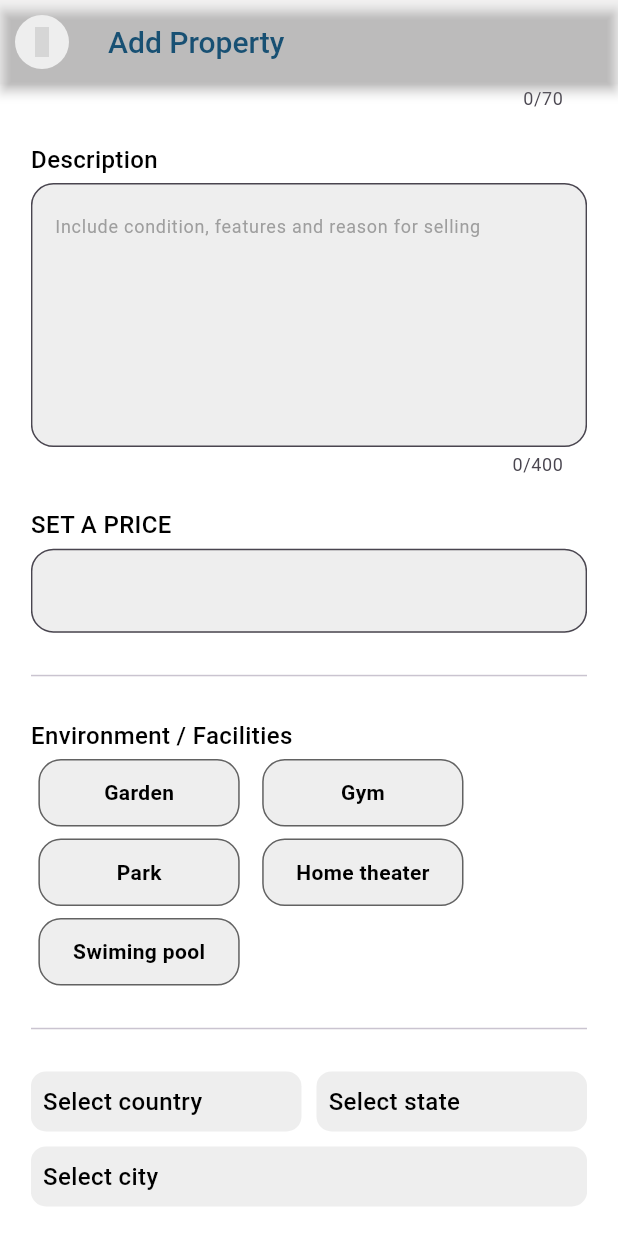
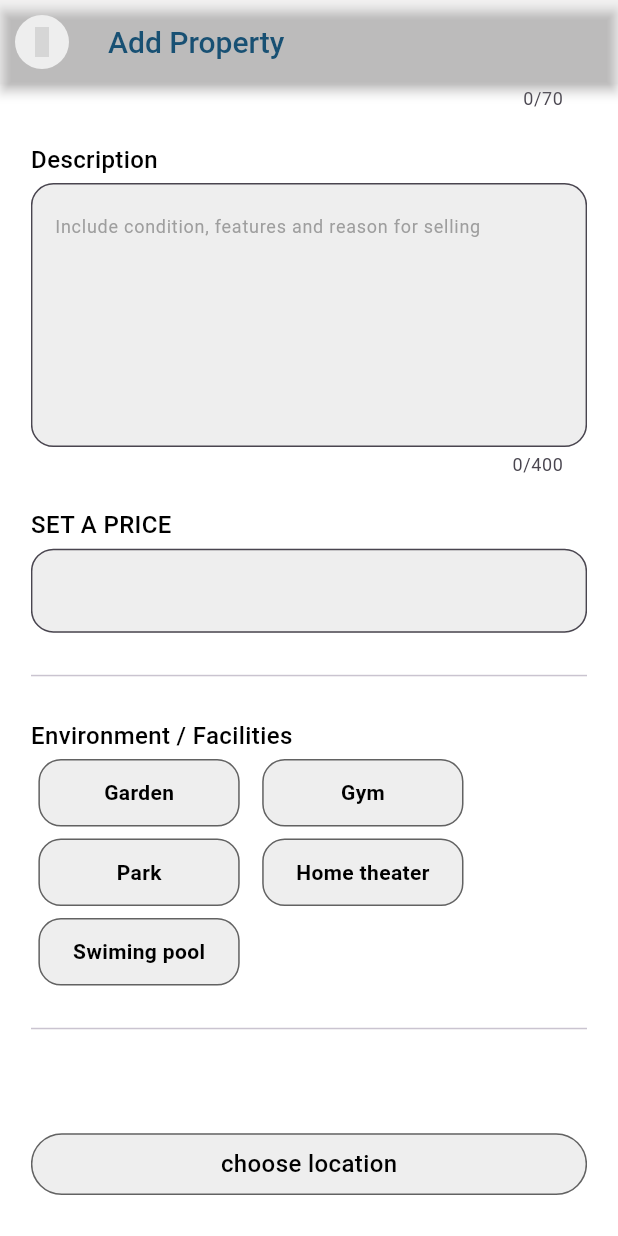
Before and after one commit to sahidvp/real-estate-app, a Flutter app: the AddPropertyscreen screen opened directly, scrolled down 1152 dp, on a phone screen of 412 x 824 dp. Run offline on Flutter 3.47's test engine with Material 3 defaults, Android fonts, the phone set to English and light mode, and no system bars; drawn by our look-alikes of csc_picker; our stand-ins replace carousel_slider, cloud_firestore, firebase_auth, firebase_core, firebase_storage, flutter_svg and 8 more; accounts and stored records are empty; network calls fail; project files that could hold a hidden picture were left out; grey boxes are pictures that could not be loaded.

```diff
--- a/lib/views/home_page/home_header/widget/build_location.dart
+++ b/lib/views/home_page/home_header/widget/build_location.dart
@@ -56,7 +56,9 @@ import 'package:real_estate/utils/imagespath.dart';
 
 GestureDetector buildLocation(sb, MapController cntrl) {
   return GestureDetector(
-    onTap: () => Get.to(()=>const GetCurrentlocationScreen()),
+    onTap: () => Get.to(() => const GetCurrentlocationScreen(
+          isHomeScreen: true,
+        )),
     child: Container(
       height: sb * .7,
       decoration: BoxDecoration(
--- a/lib/views/listing_property/add_propertysecond.dart
+++ b/lib/views/listing_property/add_propertysecond.dart
@@ -1,10 +1,8 @@
-import 'package:csc_picker/csc_picker.dart';
 import 'package:flutter/material.dart';
 import 'package:get/get.dart';
 import 'package:real_estate/controller/addproperty_controller.dart';
 import 'package:real_estate/utils/colors.dart';
 import 'package:real_estate/utils/media_query.dart';
-import 'package:real_estate/views/listing_property/widgets/build_cscpicker.dart';
 import 'package:real_estate/views/listing_property/widgets/build_currebtlocation.dart';
 
 class AddLocation extends StatelessWidget {
@@ -21,15 +19,15 @@ class AddLocation extends StatelessWidget {
           SizedBox(height: sb * .5),
           Divider(),
           SizedBox(height: sb * .5),
-          buildCscpicker(propertyCntr),
+         //    buildCscpicker(propertyCntr),
           SizedBox(height: sb * .5),
-          Align(
-            alignment: Alignment.center,
-            child: Text(
-              "OR",
-              style: AppTextStyles.subHeading,
-            ),
-          ),
+          // Align(
+          //   alignment: Alignment.center,
+          //   child: Text(
+          //     "OR",
+          //     style: AppTextStyles.subHeading,
+          //   ),
+          // ),
           SizedBox(height: sb * .5),
           buildCurrentlocation(propertyCntr, sb),
           SizedBox(height: sb * .5),
--- a/lib/views/listing_property/widgets/build_currebtlocation.dart
+++ b/lib/views/listing_property/widgets/build_currebtlocation.dart
@@ -1,11 +1,13 @@
  import 'package:flutter/material.dart';
+import 'package:get/get.dart';
 import 'package:real_estate/controller/addproperty_controller.dart';
+import 'package:real_estate/model/google_map/get_currentlocation.dart';
 import 'package:real_estate/utils/colors.dart';
 
 GestureDetector buildCurrentlocation(AddpropertyController propertyCntr, double sb) {
     return GestureDetector(
-          onTap: () async {
-            await propertyCntr.getUserLocation();
+          onTap: ()  {
+            Get.to(()=>const GetCurrentlocationScreen(isHomeScreen: false,));
 
           },
           child: Container(
@@ -17,7 +19,7 @@ GestureDetector buildCurrentlocation(AddpropertyController propertyCntr, double
                 borderRadius: BorderRadius.circular(25)),
             child: Center(
               child: Text(
-                "use current location",
+                "choose location",
                 style: AppTextStyles.subHeading,
               ),
             ),
```
Also changed, not shown: lib/model/google_map/get_currentlocation.dart (+216 -31 lines), lib/model/google_map/google_map.dart (added).
